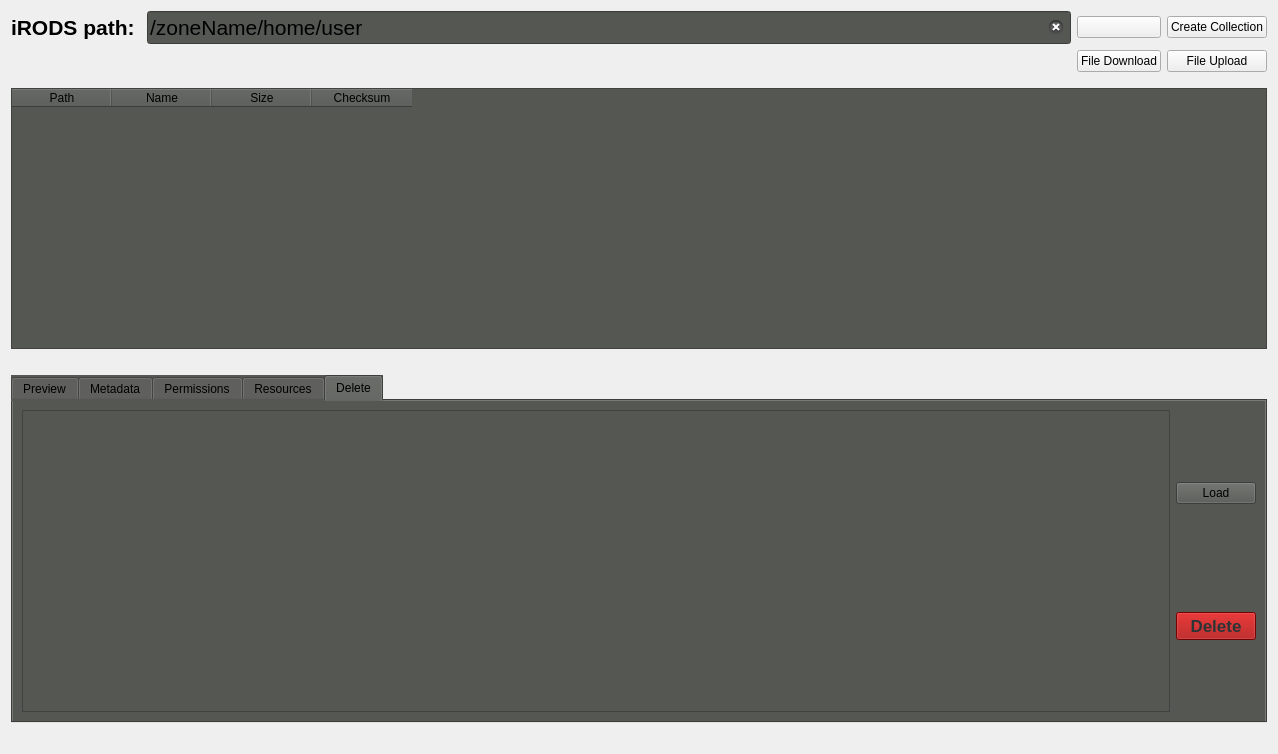
First picture: the form in irods-basicGUI/ui-files/tabBrowser.ui, repository iBridges-for-iRODS/iBridges, before the edit.
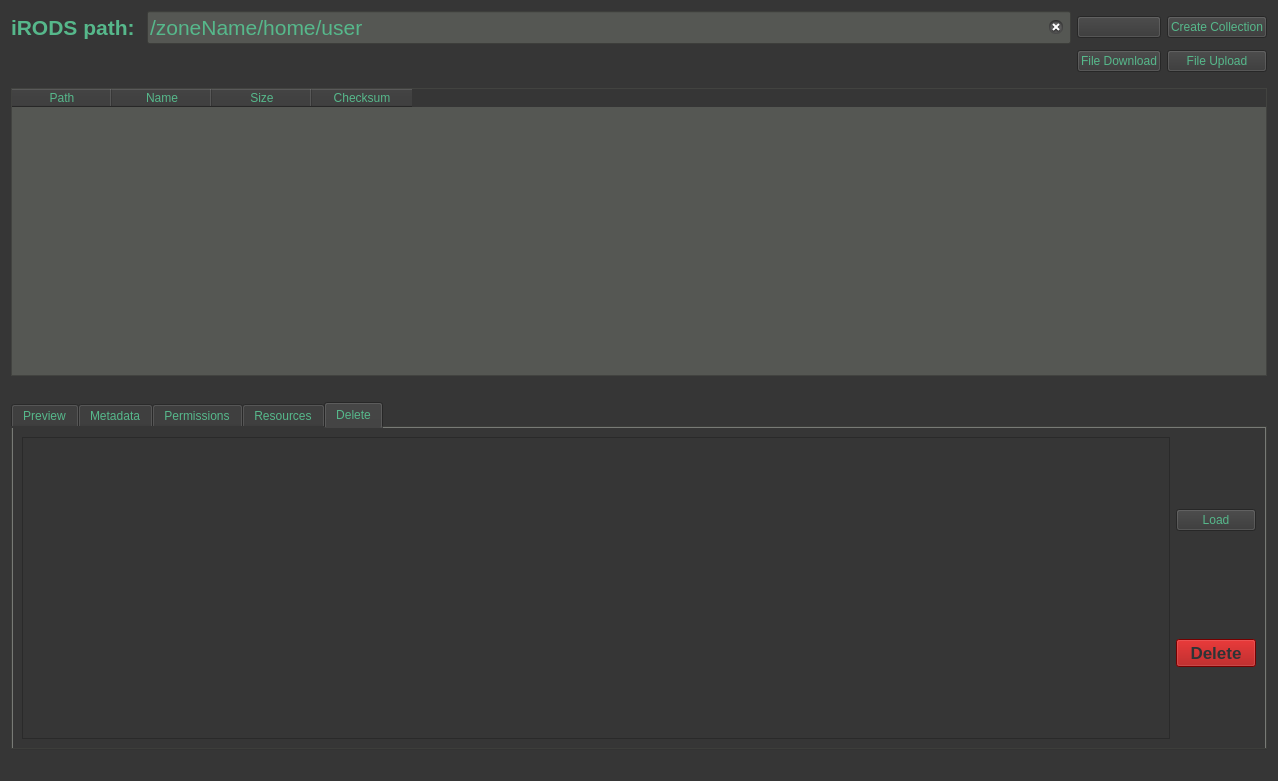
Second picture: the form after the edit. The open tabs and pages were chosen to show the change. Icons and pictures are not drawn.

```diff
--- a/irods-basicGUI/ui-files/tabBrowser.ui
+++ b/irods-basicGUI/ui-files/tabBrowser.ui
@@ -7,12 +7,47 @@
     <x>0</x>
     <y>0</y>
     <width>1278</width>
-    <height>754</height>
+    <height>781</height>
    </rect>
   </property>
   <property name="windowTitle">
    <string>Form</string>
   </property>
+  <property name="styleSheet">
+   <string notr="true">QWidget
+{
+	color: rgb(86, 184, 139);
+	background-color: rgb(54, 54, 54);
+	selection-background-color: rgb(58, 152, 112);
+}
+
+QTabWidget
+{
+background-color: rgb(85, 87, 83);
+}
+
+QTableWidget
+{
+background-color: rgb(85, 87, 83);
+selection-background-color: rgb(58, 152, 112);
+}
+
+QLabel#errorLabel
+{
+color: rgb(217, 174, 23);
+}
+
+QLineEdit#inputPath
+{
+background-color: rgb(85, 87, 83);
+}
+
+QPushButton#dataDeleteButton
+{
+background-color: rgb(164, 0, 0);
+color: rgb(46, 52, 54);
+}</string>
+  </property>
   <layout class="QVBoxLayout" name="verticalLayout">
    <item>
     <layout class="QGridLayout" name="gridLayout">
@@ -24,7 +59,7 @@
         </font>
        </property>
        <property name="styleSheet">
-        <string notr="true">background-color: rgb(85, 87, 83);</string>
+        <string notr="true"/>
        </property>
        <property name="text">
         <string>/zoneName/home/user</string>
@@ -113,8 +148,7 @@
       </size>
      </property>
      <property name="styleSheet">
-      <string notr="true">background-color: rgb(85, 87, 83);
-selection-background-color: rgb(58, 152, 112);</string>
+      <string notr="true"/>
      </property>
      <property name="sizeAdjustPolicy">
       <enum>QAbstractScrollArea::AdjustToContents</enum>
@@ -178,7 +212,7 @@
    <item>
     <widget class="QTabWidget" name="viewTabs">
      <property name="styleSheet">
-      <string notr="true">background-color: rgb(85, 87, 83);</string>
+      <string notr="true"/>
      </property>
      <property name="currentIndex">
       <number>2</number>
@@ -596,8 +630,7 @@
             </font>
            </property>
            <property name="styleSheet">
-            <string notr="true">background-color: rgb(164, 0, 0);
-color: rgb(46, 52, 54);</string>
+            <string notr="true"/>
            </property>
            <property name="text">
             <string>Delete</string>
@@ -613,7 +646,7 @@
    <item>
     <widget class="QLabel" name="errorLabel">
      <property name="styleSheet">
-      <string notr="true">color: rgb(164, 0, 0);</string>
+      <string notr="true"/>
      </property>
      <property name="text">
       <string/>
```
Left out of the diff: 8 changed lines with no effect on the pictures.
